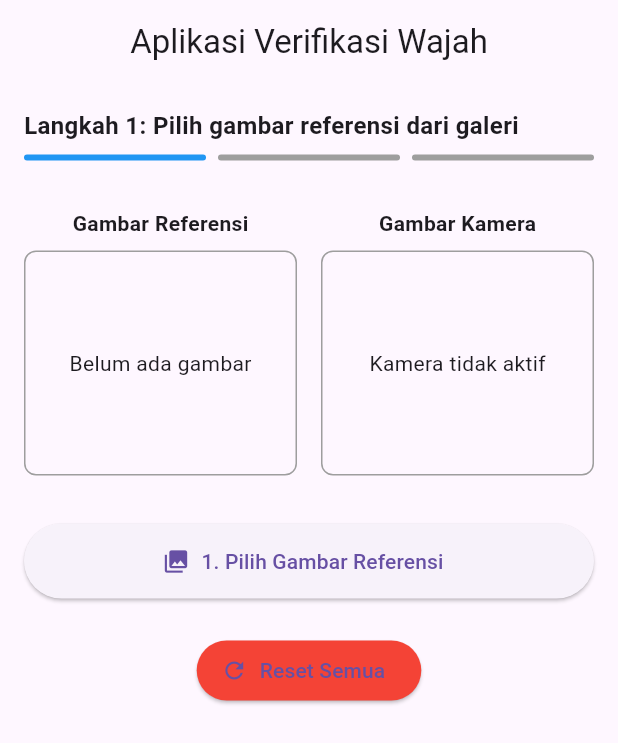
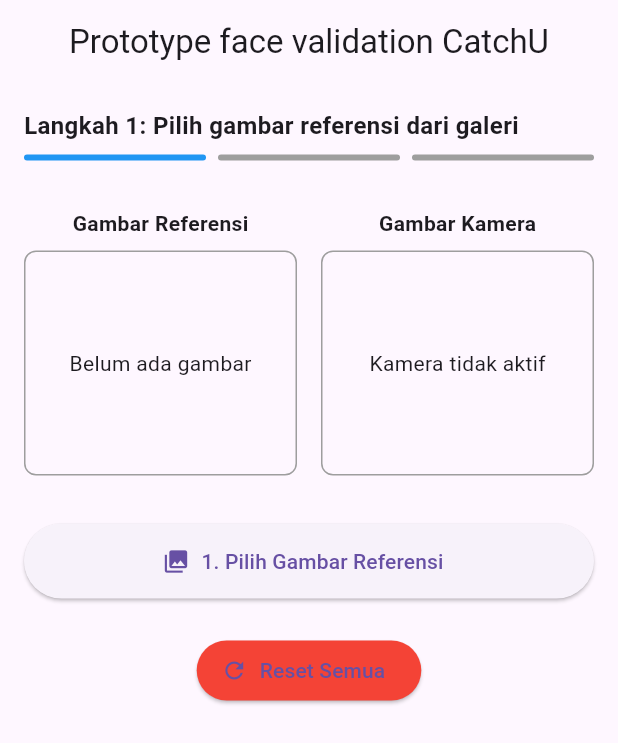
Before and after one commit to JayJung666/Face-recognition-with-facenet-in-flutter, a Flutter app: the screen it shows after launch, on a phone screen of 412 x 824 dp. Shown: the top 743 px of the screen. Run offline on Flutter 3.47's test engine with Material 3 defaults, Android fonts, the phone set to English and light mode, and no system bars; our stand-ins replace camera, image_picker, permission_handler; missing offline and left inert: google_ml_kit, tflite_flutter.

Commit message:
upgrade flutter

```diff
--- a/lib/main.dart
+++ b/lib/main.dart
@@ -342,9 +342,9 @@ class _FaceVerificationAppState extends State<FaceVerificationApp> {
       case 0:
         return 'Langkah 1: Pilih gambar referensi dari galeri';
       case 1:
-        return 'Langkah 2: Ambil gambar wajah untuk verifikasi';
+        return 'Langkah 2: Ambil gambar wajah untuk validasi';
       case 2:
-        return 'Langkah 3: Hasil verifikasi wajah';
+        return 'Langkah 3: Hasil validasi wajah';
       default:
         return '';
     }
@@ -354,7 +354,7 @@ class _FaceVerificationAppState extends State<FaceVerificationApp> {
   Widget build(BuildContext context) {
     return Scaffold(
       appBar: AppBar(
-        title: const Text('Aplikasi Verifikasi Wajah'),
+        title: const Text('Prototype face validation CatchU'),
         centerTitle: true,
       ),
       body: SingleChildScrollView(
```
Also changed, not shown: pubspec.lock, 125 other files.
